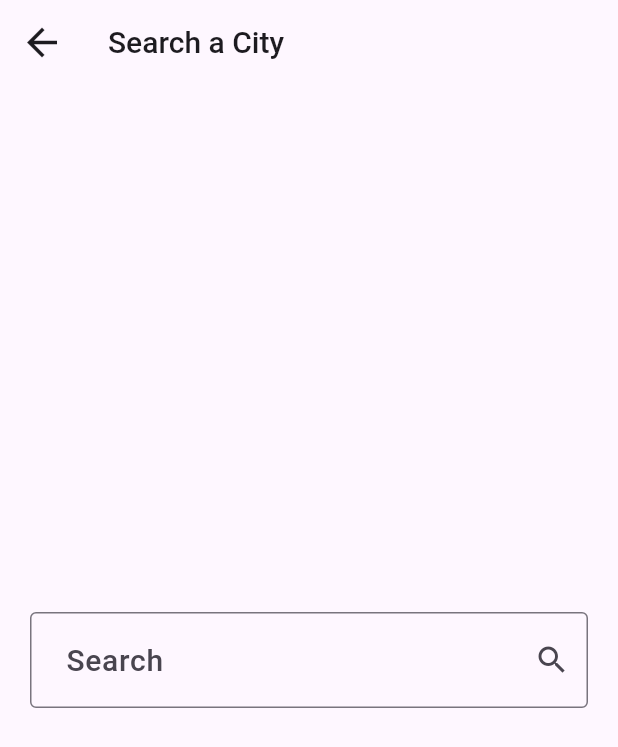
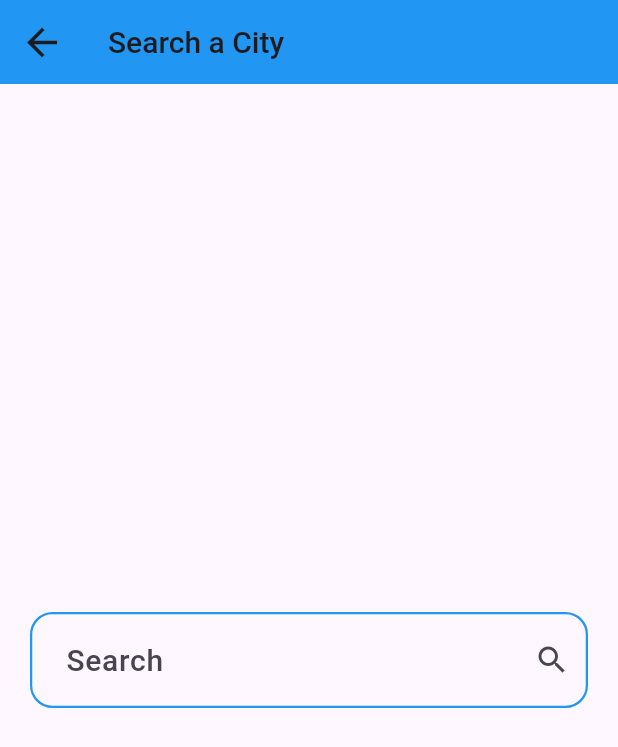
Before and after one commit to ammaryasser0278/weather-app, a Flutter app: the screen it shows after launch, after a tap on the "search" icon, on a phone screen of 412 x 824 dp. Shown: the top 747 px of the screen. Run offline on Flutter 3.47's test engine with Material 3 defaults, Android fonts, the phone set to English and light mode, and no system bars; our stand-ins replace dio, flutter_bloc.

Commit message:
Final version

```diff
--- a/lib/cubit/get_weather_cubit/get_weather_cubit.dart
+++ b/lib/cubit/get_weather_cubit/get_weather_cubit.dart
@@ -8,11 +8,12 @@ import 'package:weather_app/services/weather_service.dart';
 class GetWeatherCubit extends Cubit<GetWeatherStates> {
   GetWeatherCubit() : super(NoWeatherState()); //initial state
 
-   WeatherModel? weatherModel;
+  WeatherModel? weatherModel;
   //create function
   Future getWeather({required String cityName}) async {
     try {
-     weatherModel = await WeatherService(
+      emit(LoadingWeatherState());
+      weatherModel = await WeatherService(
         Dio(),
       ).getCurrentWeather(city: cityName);
       emit(LoadedWeatherState(weatherModel: weatherModel!));
--- a/lib/cubit/get_weather_cubit/get_weather_states.dart
+++ b/lib/cubit/get_weather_cubit/get_weather_states.dart
@@ -4,6 +4,8 @@ import 'package:weather_app/models/weather_model.dart';
 class GetWeatherStates {}
 
 class NoWeatherState extends GetWeatherStates {}
+
+class LoadingWeatherState extends GetWeatherStates {}
 
 class LoadedWeatherState extends GetWeatherStates {
   final WeatherModel weatherModel;
--- a/lib/main.dart
+++ b/lib/main.dart
@@ -20,14 +20,15 @@ class MyApp extends StatelessWidget {
         builder:
             (context) => BlocBuilder<GetWeatherCubit, GetWeatherStates>(
               builder: (context, state) {
+                final themeColor =
+                    (state is LoadedWeatherState)
+                        ? getWeatherColor(state.weatherModel.weatherState)
+                        : Colors.blue;
                 return MaterialApp(
                   debugShowCheckedModeBanner: false,
                   theme: ThemeData(
-                    primarySwatch: getWeatherColor(
-                      BlocProvider.of<GetWeatherCubit>(
-                        context,
-                      ).weatherModel?.weatherState,
-                    ),
+                    primarySwatch: themeColor,
+                    appBarTheme: AppBarTheme(backgroundColor: themeColor),
                   ),
                   title: 'Weather App',
                   home: const HomeView(),
@@ -41,13 +42,13 @@ class MyApp extends StatelessWidget {
 
 //function that return a material color depends on the weather state
 MaterialColor getWeatherColor(String? condition) {
-  if (condition == null) {
+  if (condition == null || condition.isEmpty) {
     return Colors.blue;
   }
   switch (condition) {
     case 'Sunny':
     case 'Clear':
-      return Colors.yellow;
+      return Colors.amber;
 
     case 'Partly cloudy':
     case 'Fog':
--- a/lib/views/home_view.dart
+++ b/lib/views/home_view.dart
@@ -35,10 +35,14 @@ class HomeView extends StatelessWidget {
         builder: (context, state) {
           if (state is NoWeatherState) {
             return const NoWeatherBody();
+          } else if (state is LoadingWeatherState) {
+            return const Center(
+              child: CircularProgressIndicator(color: Colors.blue),
+            );
           } else if (state is LoadedWeatherState) {
             return WeatherInfoBody(weather: state.weatherModel);
           } else {
-            return const Text('Opps there was an error');
+            return const Text('Error : Opps there was an error');
           }
         },
       ),
--- a/lib/views/search_view.dart
+++ b/lib/views/search_view.dart
@@ -1,6 +1,8 @@
 import 'package:flutter/material.dart';
 import 'package:flutter_bloc/flutter_bloc.dart';
 import 'package:weather_app/cubit/get_weather_cubit/get_weather_cubit.dart';
+import 'package:weather_app/cubit/get_weather_cubit/get_weather_states.dart';
+import 'package:weather_app/main.dart';
 import 'package:weather_app/widgets/custom_icon_button.dart';
 
 class SearchView extends StatelessWidget {
@@ -8,6 +10,13 @@ class SearchView extends StatelessWidget {
 
   @override
   Widget build(BuildContext context) {
+    return BlocBuilder<GetWeatherCubit, GetWeatherStates>(
+      builder: (context, state) {
+        Color borderColor = Colors.blue;
+
+        if (state is LoadedWeatherState) {
+          borderColor = getWeatherColor(state.weatherModel.weatherState);
+        }
         return Scaffold(
           appBar: AppBar(
             leading: CustomIconButton(
@@ -32,21 +41,38 @@ class SearchView extends StatelessWidget {
                     ).getWeather(cityName: value);
                     Navigator.pop(context);
                   },
-              decoration: const InputDecoration(
-                contentPadding: EdgeInsets.all(20.0),
-                label: Text(
+                  decoration: InputDecoration(
+                    contentPadding: const EdgeInsets.all(20.0),
+                    label: const Text(
                       'Search',
-                  style: TextStyle(fontSize: 20.0, fontWeight: FontWeight.w500),
+                      style: TextStyle(
+                        fontSize: 20.0,
+                        fontWeight: FontWeight.w500,
+                      ),
                     ),
                     hintText: 'Enter City Name',
-                hintStyle: TextStyle(fontSize: 14.0),
-                suffixIcon: Icon(Icons.search),
-                border: OutlineInputBorder(),
+                    hintStyle: const TextStyle(fontSize: 14.0),
+                    suffixIcon: const Icon(Icons.search),
+
+                    enabledBorder: OutlineInputBorder(
+                      borderRadius: const BorderRadius.all(
+                        Radius.circular(15.0),
+                      ),
+                      borderSide: BorderSide(width: 1.5, color: borderColor),
+                    ),
+                    focusedBorder: OutlineInputBorder(
+                      borderRadius: const BorderRadius.all(
+                        Radius.circular(15.0),
+                      ),
+                      borderSide: BorderSide(width: 2.5, color: borderColor),
+                    ),
                   ),
                 ),
               ),
             ),
           ),
         );
+      },
+    );
   }
 }
--- a/lib/widgets/weather_info_body.dart
+++ b/lib/widgets/weather_info_body.dart
@@ -1,6 +1,7 @@
 import 'package:flutter/material.dart';
 import 'package:flutter_bloc/flutter_bloc.dart';
 import 'package:weather_app/cubit/get_weather_cubit/get_weather_cubit.dart';
+import 'package:weather_app/main.dart';
 import 'package:weather_app/models/weather_model.dart';
 
 class WeatherInfoBody extends StatelessWidget {
@@ -10,7 +11,20 @@ class WeatherInfoBody extends StatelessWidget {
   Widget build(BuildContext context) {
     WeatherModel weatherModel =
         BlocProvider.of<GetWeatherCubit>(context).weatherModel!;
-    return SafeArea(
+    return Scaffold(
+      body: Container(
+        decoration: BoxDecoration(
+          gradient: LinearGradient(
+            begin: Alignment.topCenter,
+            end: Alignment.bottomCenter,
+            colors: [
+              getWeatherColor(weatherModel.weatherState).shade400,
+              getWeatherColor(weatherModel.weatherState).shade300,
+              getWeatherColor(weatherModel.weatherState).shade200,
+              getWeatherColor(weatherModel.weatherState).shade100,
+            ],
+          ),
+        ),
         child: Center(
           child: Column(
             mainAxisSize: MainAxisSize.min,
@@ -22,7 +36,7 @@ class WeatherInfoBody extends StatelessWidget {
               ),
               CustomText(
                 text:
-                  'updateed at ${weatherModel.date.hour}:${weatherModel.date.minute}',
+                    'updated at ${weatherModel.date.hour}:${weatherModel.date.minute}',
                 size: 17.0,
                 weight: FontWeight.w500,
               ),
@@ -61,6 +75,7 @@ class WeatherInfoBody extends StatelessWidget {
             ],
           ),
         ),
+      ),
     );
   }
 }
```
Also changed, not shown: lib/widgets/custom_icon_button.dart (line endings or trailing spaces). Lines whose indentation alone changed are shown as unchanged.
